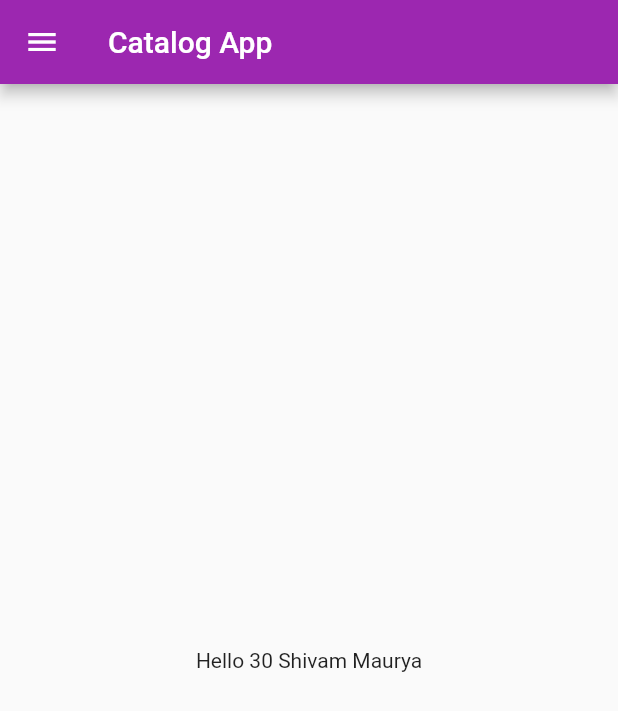
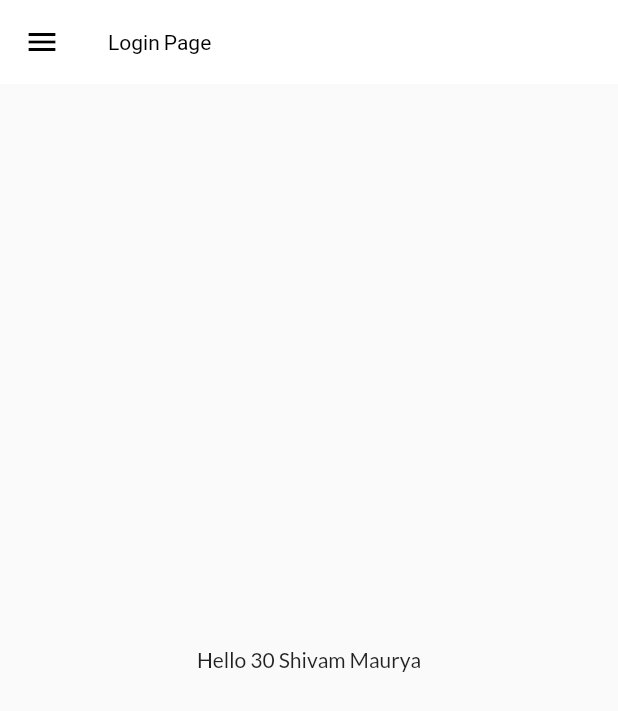
Before and after one commit to ShivamMaurya105/Flutter, a Flutter app: the screen it shows after launch, on a phone screen of 412 x 824 dp. Shown: the top 711 px of the screen. Run offline on Flutter 3.47's test engine with Material 2 defaults, Android fonts, the phone set to English and light mode, and no system bars; our stand-ins replace google_fonts.

Commit message:
Theme Extracted

```diff
--- a/lib/Pages/home_page.dart
+++ b/lib/Pages/home_page.dart
@@ -11,7 +11,7 @@
     const String name = "Maurya";
     return Scaffold(
       appBar: AppBar(
-        title: const Text("Catalog App"),
+        title: const Text("Login Page"),
       ),
       body: Center(
         child: Container(
@@ -20,6 +20,5 @@
       ),
       drawer: MyDrawer(),
     );
-
   }
 }
--- a/lib/main.dart
+++ b/lib/main.dart
@@ -1,8 +1,8 @@
 import 'package:first_demo_apk/Pages/home_page.dart';
 import 'package:first_demo_apk/Pages/login_page.dart';
 import 'package:first_demo_apk/utils/routes.dart';
+import 'package:first_demo_apk/widgets/themes.dart';
 import 'package:flutter/material.dart';
-import 'package:google_fonts/google_fonts.dart';
 
 void main(List<String> args) {
   runApp(Myapp());
@@ -14,14 +14,10 @@
   @override
   Widget build(BuildContext context) {
     return MaterialApp(
-      themeMode: ThemeMode.dark,
-      theme: ThemeData(
-          primarySwatch: Colors.red, fontFamily: GoogleFonts.lato().fontFamily),
+      themeMode: ThemeMode.light,
+      theme: MyTheme.lightTheme,
+      darkTheme: MyTheme.darkTheme,
       debugShowCheckedModeBanner: false,
-      darkTheme: ThemeData(
-        brightness: Brightness.light,
-        primarySwatch: Colors.purple,
-      ),
       initialRoute: MyRoutes.homeRoute,
       routes: {
         "/": (context) => LoginPage(),
--- /dev/null
+++ b/lib/widgets/themes.dart
@@ -0,0 +1,19 @@
+import 'package:flutter/material.dart';
+import 'package:google_fonts/google_fonts.dart';
+
+class MyTheme {
+  static ThemeData get lightTheme => ThemeData(
+        primarySwatch: Colors.purple,
+        fontFamily: GoogleFonts.lato().fontFamily,
+        appBarTheme: AppBarTheme(
+          color: Colors.white,
+          elevation: 0.0,
+          iconTheme: IconThemeData(color: Colors.black),
+          titleTextStyle: TextStyle(color: Colors.black),
+        ),
+      );
+
+  static ThemeData get darkTheme => ThemeData(
+    brightness: Brightness.dark
+  );
+}
```
